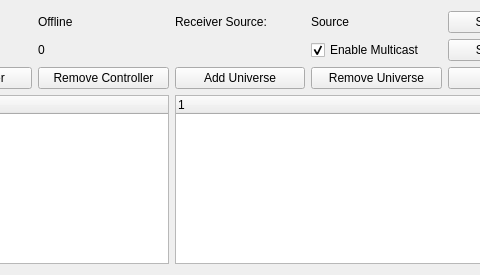
First picture: the form in OpenRGBE131ReceiverDialog.ui, repository sudoxnym/open-hyperion, before the edit; both pictures show x 110 to 590 and y 0 to 275 of the 700 by 275 pixel window.
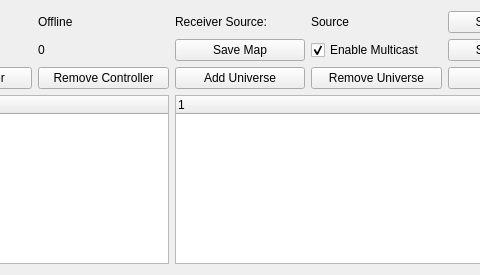
Second picture: the form after the edit.

Commit message: Add function to save universe map as a json file

The edit to the form file:
```diff
--- a/OpenRGBE131ReceiverDialog.ui
+++ b/OpenRGBE131ReceiverDialog.ui
@@ -142,6 +142,13 @@
      </property>
     </widget>
    </item>
+   <item row="3" column="2">
+    <widget class="QPushButton" name="ButtonSaveMap">
+     <property name="text">
+      <string>Save Map</string>
+     </property>
+    </widget>
+   </item>
   </layout>
  </widget>
  <resources/>
```
The commit also changes 2 other files.
